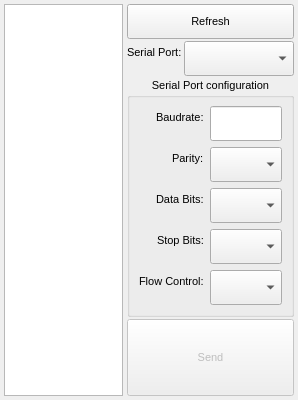
Above: src/ui/loader.ui from simaoamorim/SerialProgramLoader before the change. Below: the same form after it.
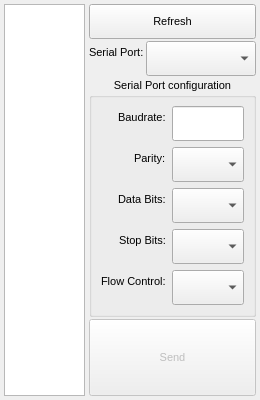
That is the form after the change.

Commit message: Shrink loader width

Diff of the .ui file:
```diff
--- a/src/ui/loader.ui
+++ b/src/ui/loader.ui
@@ -6,7 +6,7 @@
    <rect>
     <x>0</x>
     <y>0</y>
-    <width>298</width>
+    <width>260</width>
     <height>400</height>
    </rect>
   </property>
```
The commit also changes 1 other file.
